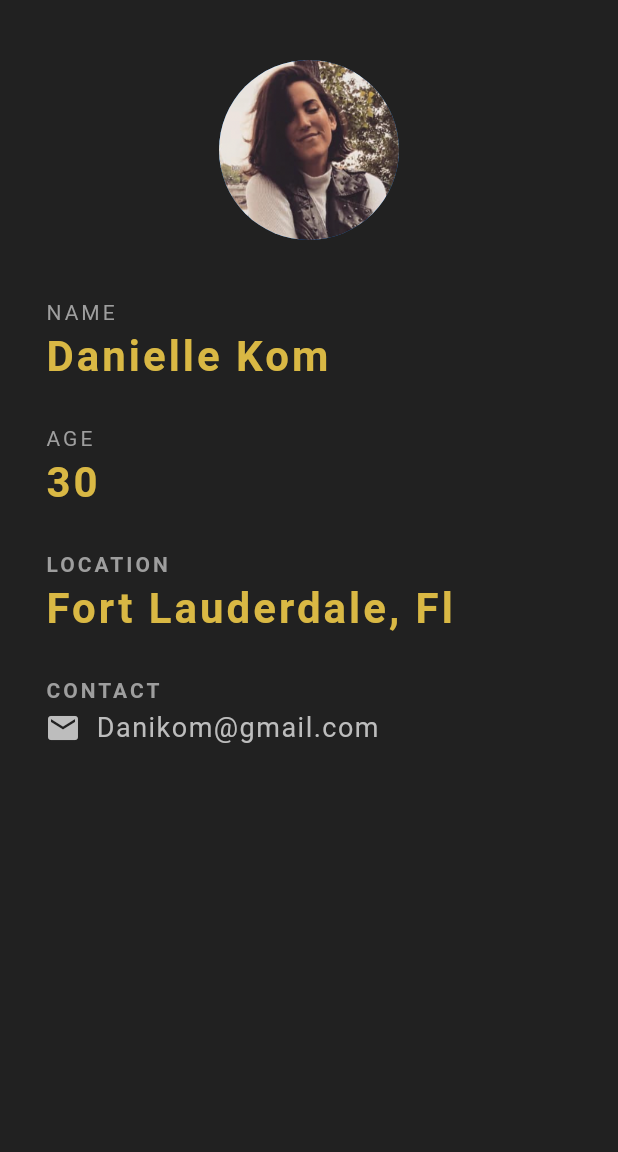
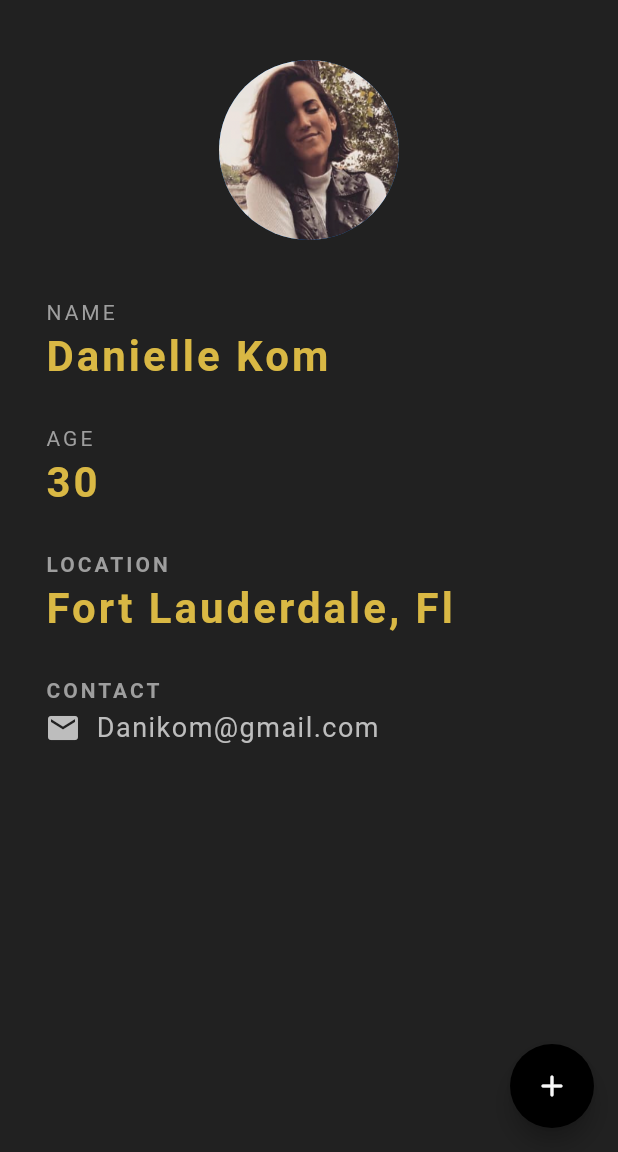
Before and after one commit to daniellekom/ID_card_flutter_app, a Flutter app: the screen it shows after launch, on a phone screen of 412 x 824 dp, the part 84-1236 px from its top. Run offline on Flutter 3.47's test engine with Material 2 defaults, Android fonts, the phone set to English and light mode, and no system bars.

Commit message:
added more design

```diff
--- a/lib/main.dart
+++ b/lib/main.dart
@@ -1,4 +1,4 @@
-// ignore_for_file: use_key_in_widget_constructors, prefer_const_constructors
+// ignore_for_file: use_key_in_widget_constructors, prefer_const_constructors, avoid_print
 
 import 'package:flutter/material.dart';
 
@@ -19,14 +19,14 @@ class IdCard extends StatelessWidget {
         padding: const EdgeInsets.fromLTRB(30.0, 40.0, 30.0, 0.0),
         child: Column(
           crossAxisAlignment: CrossAxisAlignment.start,
-          children:  [
+          children: [
             Center(
               child: CircleAvatar(
                 backgroundImage: AssetImage('assets/head_shot.png'),
                 radius: 60.0,
               ),
             ),
-            SizedBox(height:40.0),
+            SizedBox(height: 40.0),
             Text(
               "NAME",
               style: TextStyle(
@@ -85,7 +85,7 @@ class IdCard extends StatelessWidget {
                   letterSpacing: 2.0,
                   fontWeight: FontWeight.bold),
             ),
-              SizedBox( height:5.0),
+            SizedBox(height: 5.0),
             Row(
               children: [
                 Icon(
@@ -95,17 +95,26 @@ class IdCard extends StatelessWidget {
                 SizedBox(width: 10.0),
                 Text(
                   'Danikom@gmail.com',
-                style:TextStyle(
+                  style: TextStyle(
                     color: Colors.grey[400],
                     fontSize: 18.0,
                     letterSpacing: 1.0,
-                )
-              )
+                  ),
+                ),
               ],
             ),
           ],
         ),
       ),
+      floatingActionButton: FloatingActionButton(
+        onPressed: () {
+          print('you clicked me');
+        },
+        child: Icon(Icons.add_rounded),
+        backgroundColor: Colors.black,
+        foregroundColor: Color.fromARGB(255, 248, 248, 248),
+        splashColor: Colors.orange,
+      ),
     );
   }
 }
```
Lines whose indentation alone changed are shown as unchanged.
